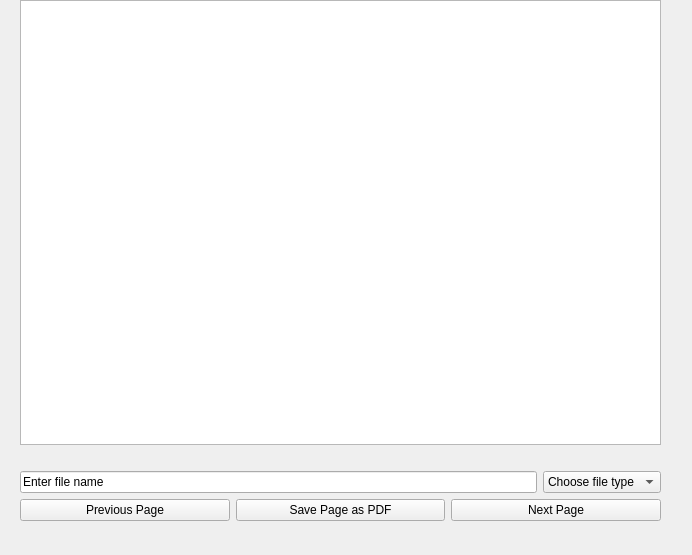
This is pdfProcessingWidget.ui in jacobpfondevida/PDF-Page-Splitter as Qt 5 draws it before an edit. The edited form follows.
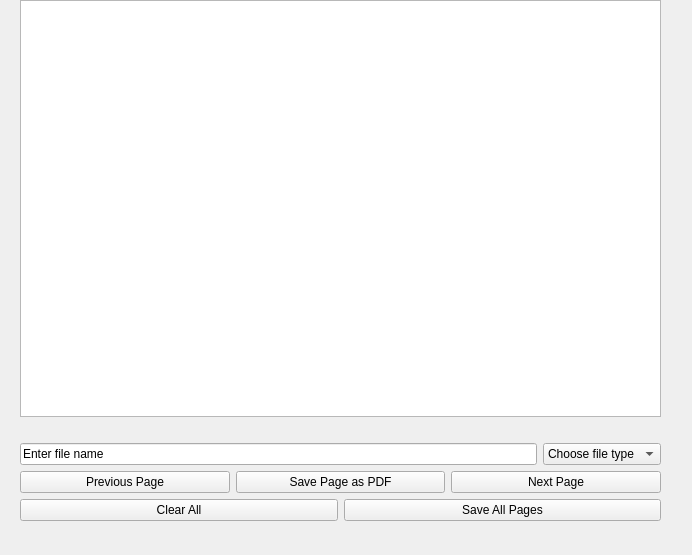
This is the edited form.

Commit message: Save all, clear all functionality implemented

```diff
--- a/pdfProcessingWidget.ui
+++ b/pdfProcessingWidget.ui
@@ -94,6 +94,24 @@
       </item>
      </layout>
     </item>
+    <item>
+     <layout class="QHBoxLayout" name="horizontalLayout_3">
+      <item>
+       <widget class="QPushButton" name="clearAllButton">
+        <property name="text">
+         <string>Clear All</string>
+        </property>
+       </widget>
+      </item>
+      <item>
+       <widget class="QPushButton" name="saveAllPagesButton">
+        <property name="text">
+         <string>Save All Pages</string>
+        </property>
+       </widget>
+      </item>
+     </layout>
+    </item>
    </layout>
   </widget>
  </widget>
```
Left out of the diff: 34 changed lines with no effect on the pictures. The commit also changes 3 other files.
